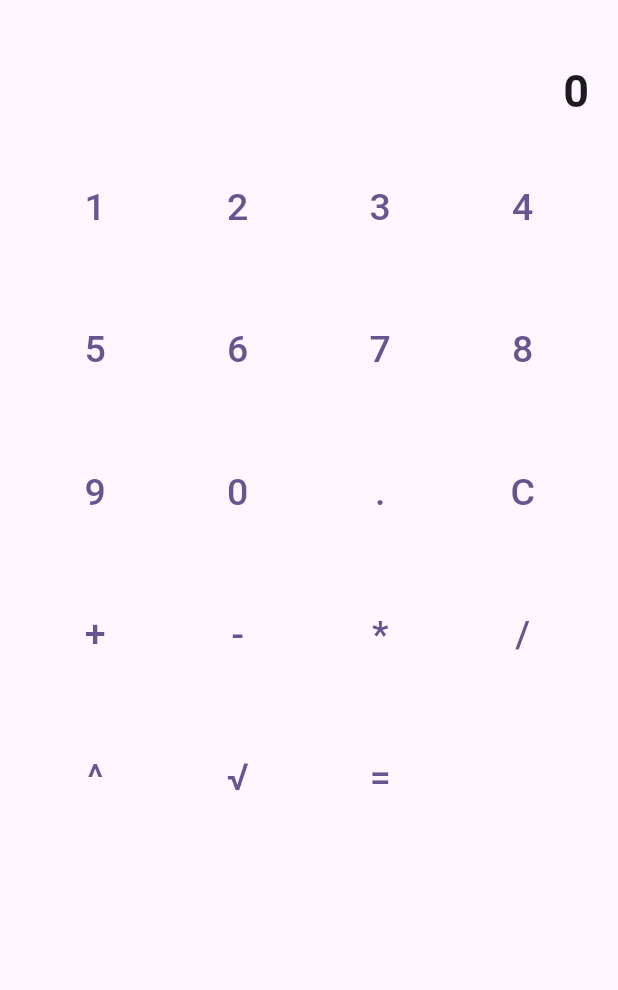
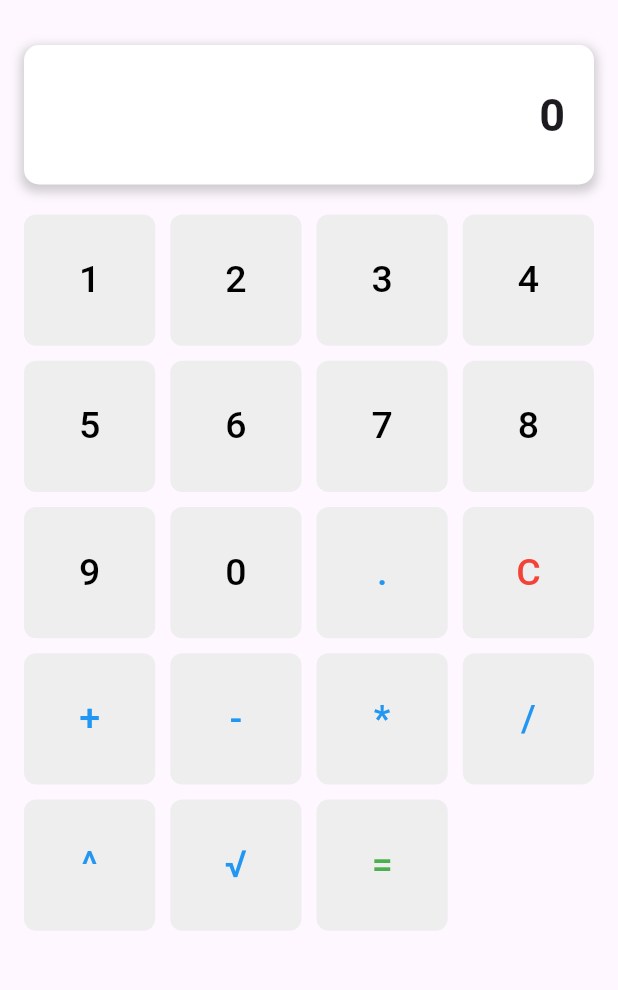
Before and after one commit to dani1ella/calc, a Flutter app: the screen it shows after launch, on a phone screen of 412 x 824 dp, the part 63-1053 px from its top. Run offline on Flutter 3.47's test engine with Material 3 defaults, Android fonts, the phone set to English and light mode, and no system bars.

Commit message:
Update main.dart

```diff
--- a/lib/main.dart
+++ b/lib/main.dart
@@ -11,12 +11,12 @@ class MyApp extends StatelessWidget {
   @override
   Widget build(BuildContext context) {
     return MaterialApp(
-      title: 'Flutter Demo',
+      title: 'Calculator',
       theme: ThemeData(
         colorScheme: ColorScheme.fromSeed(seedColor: Colors.deepPurple),
         useMaterial3: true,
       ),
-      home: const MyHomePage(title: 'Flutter Demo Home Page'),
+      home: const MyHomePage(title: 'Calculator'),
     );
   }
 }
@@ -31,70 +31,41 @@ class MyHomePage extends StatefulWidget {
 }
 
 class _MyHomePageState extends State<MyHomePage> {
-  List<dynamic> inputList = [0];
   String output = '0';
-
-  void _handleClear() {
-    setState(() {
-      inputList = [0];
-      output = '0';
-    });
-  }
+  String _currentValue = '0';
+  String _operator = '';
+  bool _shouldClear = false;
 
   void _handlePress(String input) {
     setState(() {
-      if (_isOperator(input)) {
-        if (!_isOperator(output[output.length - 1])) {
-          inputList.add(input);
-          output += input;
+      if (input == 'C') {
+        output = '0';
+        _currentValue = '0';
+        _operator = '';
+        _shouldClear = false;
+      } else if (input == '+' || input == '-' || input == '*' || input == '/' || input == '^') {
+        if (_operator.isEmpty) {
+          _currentValue = output;
+        } else {
+          _calculate();
         }
+        _operator = input;
+        _shouldClear = true;
       } else if (input == '=') {
-        while (inputList.length > 2) {
-          double firstNumber = inputList.removeAt(0) as double;
-          String operator = inputList.removeAt(0);
-          double secondNumber = inputList.removeAt(0) as double;
-          double partialResult = 0;
-
-          switch (operator) {
-            case '+':
-              partialResult = firstNumber + secondNumber;
-              break;
-            case '-':
-              partialResult = firstNumber - secondNumber;
-              break;
-            case '*':
-              partialResult = firstNumber * secondNumber;
-              break;
-            case '/':
-              if (secondNumber != 0) {
-                partialResult = firstNumber / secondNumber;
-              }
-              break;
-            case '^':
-              partialResult = pow(firstNumber, secondNumber).toDouble();
-              break;
-          }
-
-          inputList.insert(0, partialResult);
-        }
-
-        output = '${inputList[0]}';
+        _calculate();
+        _operator = '';
       } else if (input == '√') {
         double number = double.parse(output);
-        double result = sqrt(number);
-        inputList = [result];
-        output = result.toString();
+        output = sqrt(number).toString();
+        _currentValue = output;
       } else {
-        double? inputNumber = double.tryParse(input);
-        if (inputNumber != null) {
-          if (!_isOperator(output[output.length - 1])) {
-            double lastNumber = (inputList.last as double);
-            lastNumber = lastNumber * 10 + inputNumber;
-            inputList.last = lastNumber;
-
-            output = output.substring(0, output.length - 1) + lastNumber.toString();
+        if (_shouldClear) {
+          output = input;
+          _shouldClear = false;
+        } else {
+          if (output == '0' && input != '.') {
+            output = input;
           } else {
-            inputList.add(inputNumber);
             output += input;
           }
         }
@@ -102,19 +73,74 @@ class _MyHomePageState extends State<MyHomePage> {
     });
   }
 
-  bool _isOperator(String input) {
-    return ['+', '-', '*', '/', '^'].contains(input);
+  void _calculate() {
+    double firstNumber = double.parse(_currentValue);
+    double secondNumber = double.parse(output);
+    double result = 0;
+
+    switch (_operator) {
+      case '+':
+        result = firstNumber + secondNumber;
+        break;
+      case '-':
+        result = firstNumber - secondNumber;
+        break;
+      case '*':
+        result = firstNumber * secondNumber;
+        break;
+      case '/':
+        result = secondNumber != 0 ? firstNumber / secondNumber : double.infinity;
+        break;
+      case '^':
+        result = pow(firstNumber, secondNumber).toDouble();
+        break;
+    }
+
+    output = result.toString();
+    _currentValue = output;
+    _shouldClear = true;
+  }
+
+  Widget _buildButton(String text, {Color color = Colors.black}) {
+    return TextButton(
+      style: TextButton.styleFrom(
+        backgroundColor: Colors.grey[200],
+        foregroundColor: color,
+        shape: RoundedRectangleBorder(
+          borderRadius: BorderRadius.circular(8.0),
+        ),
+      ),
+      child: Text(
+        text,
+        style: TextStyle(fontSize: 25),
+      ),
+      onPressed: () => _handlePress(text),
+    );
   }
 
   @override
   Widget build(BuildContext context) {
     return Scaffold(
-      appBar: AppBar(title: Text("Calculator")),
-      body: Container(
-        padding: EdgeInsets.all(16),
+      appBar: AppBar(title: Text(widget.title)),
+      body: Padding(
+        padding: const EdgeInsets.all(16.0),
         child: Column(
           children: <Widget>[
             Container(
+              margin: EdgeInsets.only(bottom: 20),
+              padding: EdgeInsets.all(16),
+              decoration: BoxDecoration(
+                color: Colors.white,
+                borderRadius: BorderRadius.circular(10),
+                boxShadow: [
+                  BoxShadow(
+                    color: Colors.grey.withOpacity(0.5),
+                    spreadRadius: 2,
+                    blurRadius: 5,
+                    offset: Offset(0, 3),
+                  ),
+                ],
+              ),
               child: TextField(
                 style: TextStyle(fontSize: 30, fontWeight: FontWeight.bold),
                 textAlign: TextAlign.right,
@@ -126,52 +152,20 @@ class _MyHomePageState extends State<MyHomePage> {
             Expanded(
               child: GridView.count(
                 crossAxisCount: 4,
+                mainAxisSpacing: 10,
+                crossAxisSpacing: 10,
                 children: <Widget>[
-                  for (var i = 1; i <= 9; i++)
-                    TextButton(
-                      child: Text("$i", style: TextStyle(fontSize: 25)),
-                      onPressed: () => _handlePress("$i"),
-                    ),
-                  TextButton(
-                    child: Text("0", style: TextStyle(fontSize: 25)),
-                    onPressed: () => _handlePress("0"),
-                  ),
-                  TextButton(
-                    child: Text(".", style: TextStyle(fontSize: 25)),
-                    onPressed: () => _handlePress("."),
-                  ),
-                  TextButton(
-                    child: Text("C", style: TextStyle(fontSize: 25)),
-                    onPressed: _handleClear,
-                  ),
-                  TextButton(
-                    child: Text("+", style: TextStyle(fontSize: 25)),
-                    onPressed: () => _handlePress("+"),
-                  ),
-                  TextButton(
-                    child: Text("-", style: TextStyle(fontSize: 25)),
-                    onPressed: () => _handlePress("-"),
-                  ),
-                  TextButton(
-                    child: Text("*", style: TextStyle(fontSize: 25)),
-                    onPressed: () => _handlePress("*"),
-                  ),
-                  TextButton(
-                    child: Text("/", style: TextStyle(fontSize: 25)),
-                    onPressed: () => _handlePress("/"),
-                  ),
-                  TextButton(
-                    child: Text("^", style: TextStyle(fontSize: 25)),
-                    onPressed: () => _handlePress("^"),
-                  ),
-                  TextButton(
-                    child: Text("√", style: TextStyle(fontSize: 25)),
-                    onPressed: () => _handlePress("√"),
-                  ),
-                  TextButton(
-                    child: Text("=", style: TextStyle(fontSize: 25)),
-                    onPressed: () => _handlePress("="),
-                  ),
+                  for (var i = 1; i <= 9; i++) _buildButton("$i"),
+                  _buildButton("0"),
+                  _buildButton(".", color: Colors.blue),
+                  _buildButton("C", color: Colors.red),
+                  _buildButton("+", color: Colors.blue),
+                  _buildButton("-", color: Colors.blue),
+                  _buildButton("*", color: Colors.blue),
+                  _buildButton("/", color: Colors.blue),
+                  _buildButton("^", color: Colors.blue),
+                  _buildButton("√", color: Colors.blue),
+                  _buildButton("=", color: Colors.green),
                 ],
               ),
             ),
```
